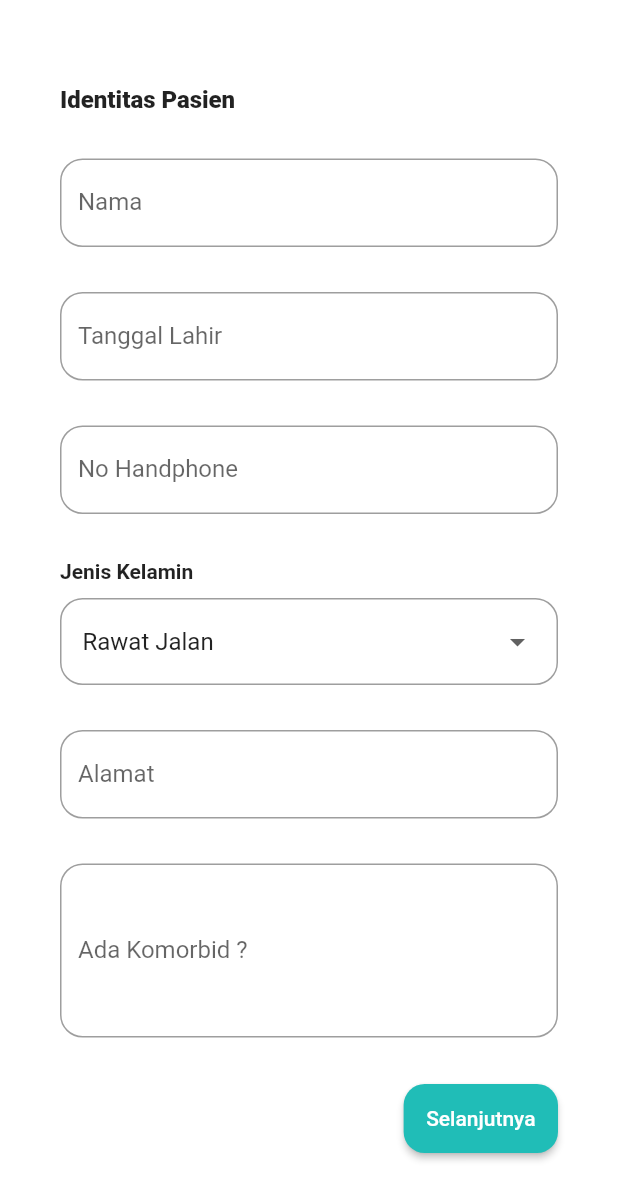
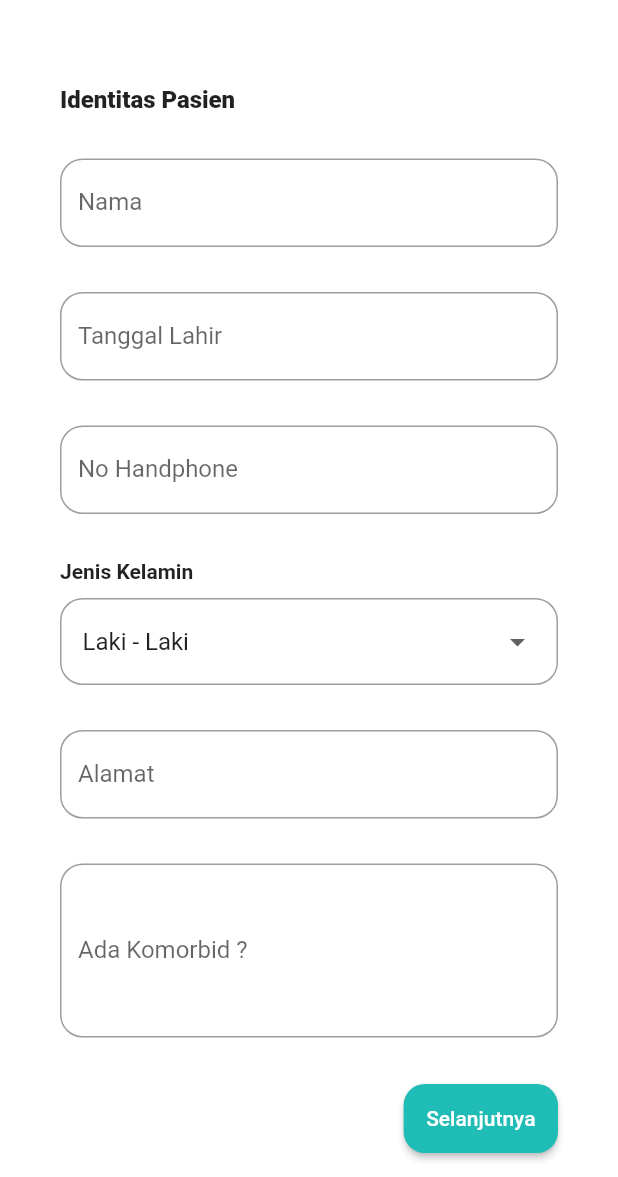
Before and after one commit to WayanPande/Integrated-Digital-Base-Antimicrobial-Surveillance-System, a Flutter app: the AddPatienIdentitas screen opened directly, on a phone screen of 412 x 824 dp, the part 59-1236 px from its top. Run offline on Flutter 3.47's test engine with Material 2 defaults, Android fonts, the phone set to English and light mode, and no system bars; our stand-ins replace awesome_dialog, multi_select_flutter.

Commit message:
fix add patien identitas screen gender form

```diff
--- a/lib/screens/add_patien_identitas_screen.dart
+++ b/lib/screens/add_patien_identitas_screen.dart
@@ -12,9 +12,9 @@ class AddPatienIdentitas extends StatefulWidget {
 class _AddPatienIdentitasState extends State<AddPatienIdentitas> {
   TextEditingController tanggalLahir = TextEditingController();
 
-  final List<String> jenisKelamin = ["Rawat Jalan", "Rawat Inap/Opname", "Meninggal"];
+  final List<String> jenisKelamin = ["Laki - Laki", "Wanita"];
 
-  String _selectedJenisKelamin = "Rawat Jalan";
+  String _selectedJenisKelamin = "Laki - Laki";
 
   @override
   Widget build(BuildContext context) {
```
